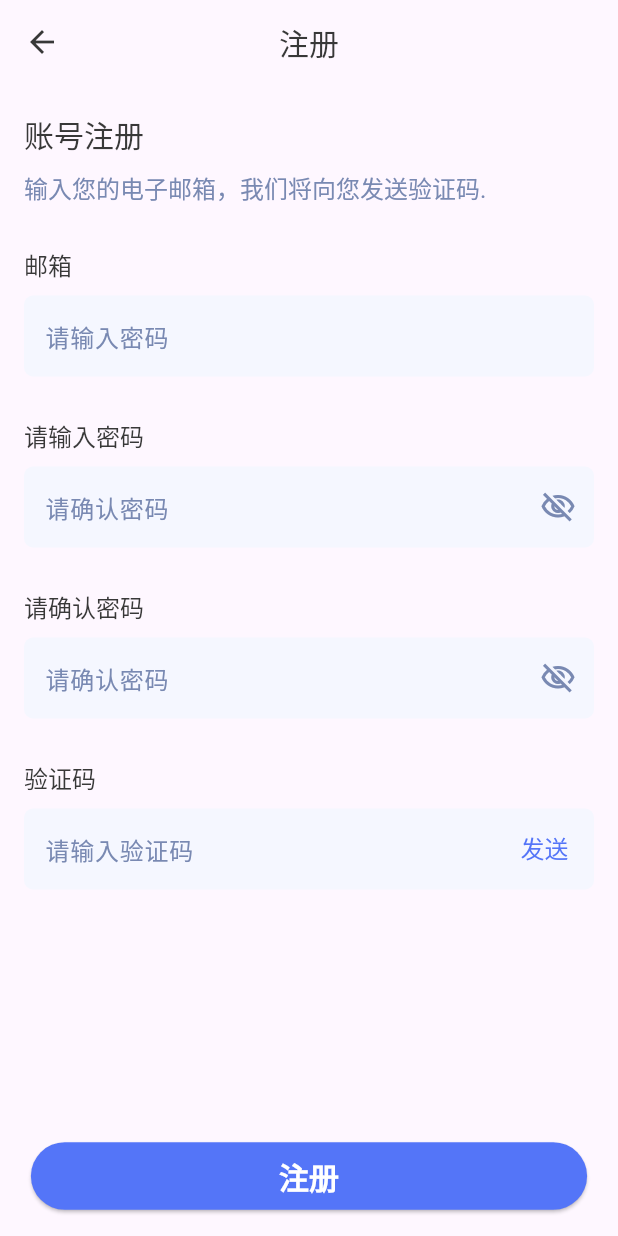
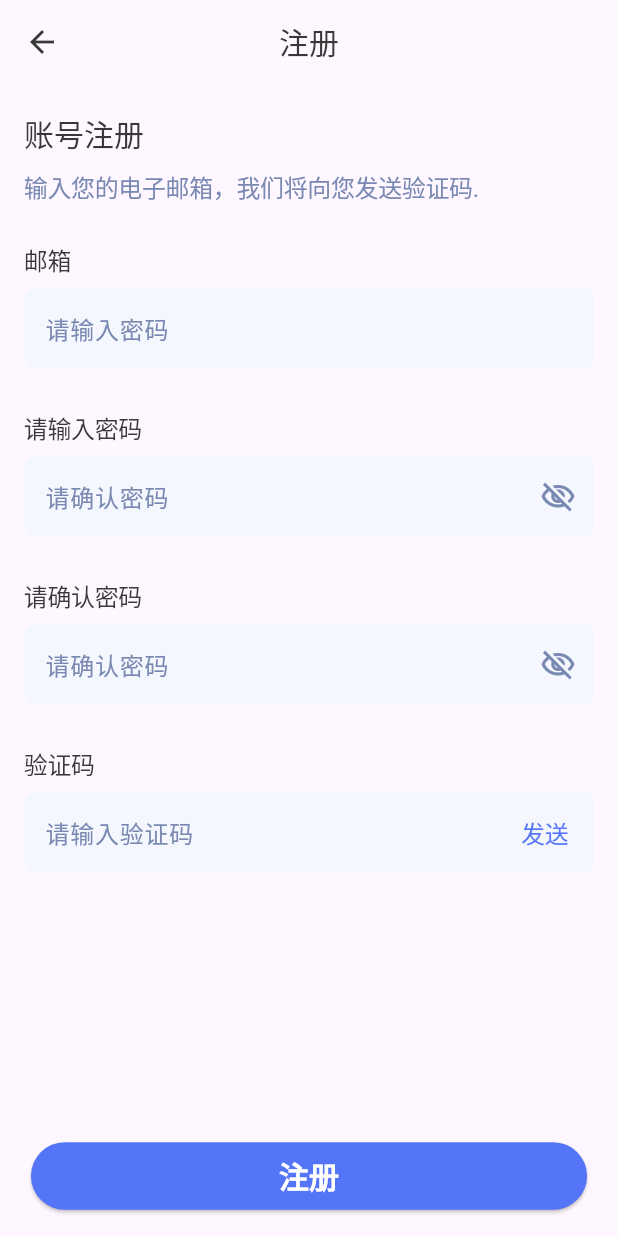
Before and after one commit to Shiyaozhen/company-bym-flutter, a Flutter app: the screen it shows after launch, after a tap on "立即注册", on a phone screen of 412 x 824 dp. Run offline on Flutter 3.47's test engine with Material 3 defaults, Android fonts, the phone set to English and light mode, and no system bars; our stand-ins replace dio, fl_chart, flutter_svg, fluttertoast, get, hex and 3 more; missing offline and left inert: wifi_iot, wifi_scan; project files that could hold a hidden picture were left out.

Commit message:
整体文本调整

```diff
--- a/lib/components/ByDialog.dart
+++ b/lib/components/ByDialog.dart
@@ -36,7 +36,7 @@ class ByDialog extends StatelessWidget {
           onPressed: onCancelPressed,
           child: Text(
             cancelText,
-            style: Theme.of(context).textTheme.headline2?.copyWith(color: Color(0xFF5475F8)),
+            style: Theme.of(context).textTheme.displayMedium?.copyWith(color: Color(0xFF5475F8)),
           ),
         ),
         Container(
@@ -49,7 +49,7 @@ class ByDialog extends StatelessWidget {
             onPressed: onConfirmPressed,
             child: Text(
               confirmText,
-              style: Theme.of(context).textTheme.headline2?.copyWith(color: Colors.white),
+              style: Theme.of(context).textTheme.displayMedium?.copyWith(color: Colors.white),
             ),
           ),
         )
--- a/lib/main.dart
+++ b/lib/main.dart
@@ -42,27 +42,27 @@ void main() {
       ),
       //文字
       textTheme: TextTheme(
-          headline1: TextStyle(
+          displaySmall: TextStyle(
             fontSize: 12.0,
             color: Color(0xFF383838),
           ),
-          headline2: TextStyle(
+          displayMedium: TextStyle(
               fontSize: 14.0,
               fontWeight: FontWeight.w400,
               color: Color(0xFF383838)),
-          headline3: TextStyle(
+          displayLarge: TextStyle(
               fontSize: 16.0,
               fontWeight: FontWeight.w400,
               color: Color(0xFF383838)),
-          headline4: TextStyle(
+          headlineSmall: TextStyle(
               fontSize: 18.0,
               fontWeight: FontWeight.w400,
               color: Color(0xFF383838)),
-          headline5: TextStyle(
+          headlineMedium: TextStyle(
               fontSize: 20.0,
               fontWeight: FontWeight.w400,
               color: Color(0xFF383838)),
-          headline6: TextStyle(
+          headlineLarge: TextStyle(
               fontSize: 22.0,
               fontWeight: FontWeight.w400,
               color: Color(0xFF383838))),
--- a/lib/pages/home/mine/connect.dart
+++ b/lib/pages/home/mine/connect.dart
@@ -15,7 +15,7 @@ class _ConnectState extends State<Connect> {
           title: Text(
             '联系我们',
             textAlign: TextAlign.center,
-            style: Theme.of(context).textTheme.headline5,
+            style: Theme.of(context).textTheme.headlineMedium,
           ),
           centerTitle: true,
           leading: IconButton(
@@ -70,7 +70,7 @@ class _ConnectState extends State<Connect> {
                                               'Copyright©2022Zjbeny All Right Rserved.',
                                               style: Theme.of(context)
                                                   .textTheme
-                                                  .headline1
+                                                  .displaySmall
                                                   ?.copyWith(
                                                       color:
                                                           Color(0xFF878787))),
--- a/lib/pages/home/mine/language.dart
+++ b/lib/pages/home/mine/language.dart
@@ -27,7 +27,7 @@ class _LanguageState extends State<Language> {
           title: Text(
             '设置语言',
             textAlign: TextAlign.center,
-            style: Theme.of(context).textTheme.headline5,
+            style: Theme.of(context).textTheme.headlineMedium,
           ),
           centerTitle: true,
           leading: IconButton(
@@ -50,7 +50,7 @@ class _LanguageState extends State<Language> {
                           ListTile(
                             title: Text(
                               items[index],
-                              style:  Theme.of(context).textTheme.headline4,
+                              style:  Theme.of(context).textTheme.headlineSmall,
                             ),
                             trailing: Visibility(
                               visible: getCurrentLocale(context) == itemsKey[index],
--- a/lib/pages/home/mine/more.dart
+++ b/lib/pages/home/mine/more.dart
@@ -12,7 +12,7 @@ class MineMore extends StatelessWidget {
           title: Text(
             '',
             textAlign: TextAlign.center,
-            style: Theme.of(context).textTheme.headline5,
+            style: Theme.of(context).textTheme.headlineMedium,
           ),
           centerTitle: true,
           leading: IconButton(
@@ -34,7 +34,7 @@ class MineMore extends StatelessWidget {
                         children: [
                           ListTile(
                             title: Text(items[index],
-                                style: Theme.of(context).textTheme.headline4),
+                                style: Theme.of(context).textTheme.headlineSmall),
                             trailing: Icon(
                               Icons.arrow_forward_ios,
                               color: Color(0xFF383838),
@@ -96,7 +96,7 @@ class MineMore extends StatelessWidget {
                 },
                 child: Text(
                   '退出登录',
-                  style: Theme.of(context).textTheme.headline5?.copyWith(
+                  style: Theme.of(context).textTheme.headlineMedium?.copyWith(
                         fontSize: 20.0,
                         fontWeight: FontWeight.bold,
                         color: Color(0xFFFF5733),
--- a/lib/pages/login/login.dart
+++ b/lib/pages/login/login.dart
@@ -52,7 +52,7 @@ class _LoginState extends State<Login> {
                 'BYM Cloud',
                 style: Theme.of(context)
                     .textTheme
-                    .headline4
+                    .headlineSmall
                     ?.copyWith(fontWeight: FontWeight.w400),
               )),
               Align(
@@ -60,7 +60,7 @@ class _LoginState extends State<Login> {
                 child: Padding(
                     padding: const EdgeInsets.only(top: 37.0, bottom: 7.0),
                     child: Text('邮箱',
-                        style: Theme.of(context).textTheme.headline3)),
+                        style: Theme.of(context).textTheme.displayLarge)),
               ),
               Padding(
                   padding: const EdgeInsets.only(bottom: 20.0),
@@ -81,7 +81,7 @@ class _LoginState extends State<Login> {
                 child: Align(
                     alignment: Alignment.centerLeft,
                     child: Text('密码',
-                        style: Theme.of(context).textTheme.headline3)),
+                        style: Theme.of(context).textTheme.displayLarge)),
               ),
               Padding(
                 padding: const EdgeInsets.only(bottom: 20.0),
@@ -115,13 +115,13 @@ class _LoginState extends State<Login> {
                           child: Text('立即注册',
                               style: Theme.of(context)
                                   .textTheme
-                                  .headline4
+                                  .headlineSmall
                                   ?.copyWith(color: Color(0xFF5475F7)))),
                       Container(
                           child: Text('忘记密码?',
                               style: Theme.of(context)
                                   .textTheme
-                                  .headline4
+                                  .headlineSmall
                                   ?.copyWith(color: Color(0xFF5475F7)))),
                     ],
                   )),
@@ -147,12 +147,12 @@ class _LoginState extends State<Login> {
                         ),
                       ),
                       Text('我已阅读并且同意',
-                          style: Theme.of(context).textTheme.headline3),
+                          style: Theme.of(context).textTheme.displayLarge),
                       Text(
                         '《隐私协议》',
                         style: Theme.of(context)
                             .textTheme
-                            .headline3
+                            .displayLarge
                             ?.copyWith(color: Color(0xFF5475F7)),
                       ),
                     ],
@@ -167,7 +167,7 @@ class _LoginState extends State<Login> {
                     },
                     child: Text(
                       '登录',
-                      style: Theme.of(context).textTheme.headline5?.copyWith(
+                      style: Theme.of(context).textTheme.headlineMedium?.copyWith(
                           fontWeight: FontWeight.bold,
                           color: Color(0xFFFFFFFF)),
                     ),
@@ -178,7 +178,7 @@ class _LoginState extends State<Login> {
                 child: Text('体验电站',
                     style: Theme.of(context)
                         .textTheme
-                        .headline4
+                        .headlineSmall
                         ?.copyWith(color: Color(0xFF5475F7))),
               )
             ],
--- a/lib/pages/login/sign_up.dart
+++ b/lib/pages/login/sign_up.dart
@@ -52,7 +52,7 @@ class _SignUpState extends State<SignUp> {
         title: Text(
           '注册',
           textAlign: TextAlign.center,
-          style: Theme.of(context).textTheme.headline5,
+          style: Theme.of(context).textTheme.headlineMedium,
         ),
         centerTitle: true,
         leading: IconButton(
@@ -73,14 +73,14 @@ class _SignUpState extends State<SignUp> {
                 child: Align(
                   alignment: Alignment.centerLeft,
                   child: Text('账号注册',
-                      style: Theme.of(context).textTheme.headline5),
+                      style: Theme.of(context).textTheme.headlineMedium),
                 )),
             Padding(
                 padding: const EdgeInsets.only(bottom: 30.0),
                 child: Align(
                   alignment: Alignment.centerLeft,
                   child: Text('输入您的电子邮箱，我们将向您发送验证码.',
-                      style: Theme.of(context).textTheme.headline3?.copyWith(color: Color(0xFF7989B2))),
+                      style: Theme.of(context).textTheme.displayLarge?.copyWith(color: Color(0xFF7989B2))),
                 )),
             Padding(
               padding: const EdgeInsets.only(bottom: 10.0),
@@ -88,7 +88,7 @@ class _SignUpState extends State<SignUp> {
                 alignment: Alignment.centerLeft,
                 child: Text(
                   '邮箱',
-                  style: Theme.of(context).textTheme.headline3,
+                  style: Theme.of(context).textTheme.displayLarge,
                 ),
               ),
             ),
@@ -106,7 +106,7 @@ class _SignUpState extends State<SignUp> {
                 alignment: Alignment.centerLeft,
                 child: Text(
                   '请输入密码',
-                  style: Theme.of(context).textTheme.headline3,
+                  style: Theme.of(context).textTheme.displayLarge,
                 ),
               ),
             ),
@@ -137,7 +137,7 @@ class _SignUpState extends State<SignUp> {
                 alignment: Alignment.centerLeft,
                 child: Text(
                   '请确认密码',
-                  style: Theme.of(context).textTheme.headline3,
+                  style: Theme.of(context).textTheme.displayLarge,
                 ),
               ),
             ),
@@ -168,7 +168,7 @@ class _SignUpState extends State<SignUp> {
                 alignment: Alignment.centerLeft,
                 child: Text(
                   '验证码',
-                  style: Theme.of(context).textTheme.headline3,
+                  style: Theme.of(context).textTheme.displayLarge,
                 ),
               ),
             ),
@@ -189,7 +189,7 @@ class _SignUpState extends State<SignUp> {
                             child: Text(canResend ? '发送' : '重发($countdown s)',
                                 style: Theme.of(context)
                                     .textTheme
-                                    .headline3
+                                    .displayLarge
                                     ?.copyWith(
                                       color: canResend
                                           ? Color(0xFF5475F8)
@@ -221,7 +221,7 @@ class _SignUpState extends State<SignUp> {
                 ),
               ),
               child: Text('注册',
-                  style: Theme.of(context).textTheme.headline5?.copyWith(
+                  style: Theme.of(context).textTheme.headlineMedium?.copyWith(
                       fontWeight: FontWeight.bold, color: Color(0xFFFFFFFF))),
             ),
           )),
--- a/pubspec.yaml
+++ b/pubspec.yaml
@@ -45,7 +45,7 @@ dependencies:
     sdk: flutter
   easy_localization: ^3.0.5
   font_awesome_flutter: ^10.7.0
-  intl: ^0.18.1
+  intl: ^0.19.0
   dio: ^5.4.3+1
   common_utils: ^2.1.0
   flutter_easyloading: ^3.0.5
```
Also changed, not shown: lib/pages/home/mine/bind_email.dart (+7 -7 lines), lib/pages/home/mine/bind_success.dart (+4 -4 lines), lib/pages/home/mine/change_pwd.dart (+5 -5 lines), lib/pages/home/mine/con_logoff.dart (+4 -4 lines), lib/pages/home/mine/feed_back.dart (+5 -5 lines), lib/pages/home/mine/logoff.dart (+9 -9 lines), lib/pages/home/overview/index.dart (+26 -26 lines), lib/pages/home/plant/index.dart (+20 -20 lines).
